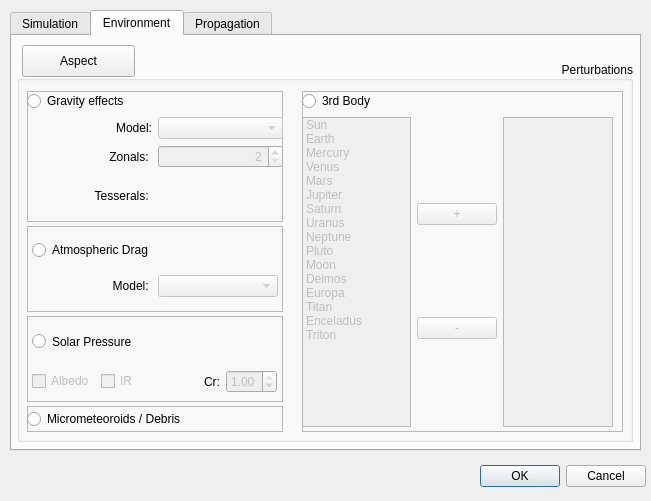
The window that sta-src/Loitering/loitering.ui (Dwarf-Planet-Project/SpaceDesignTool) describes before a commit, drawn with Qt 5.
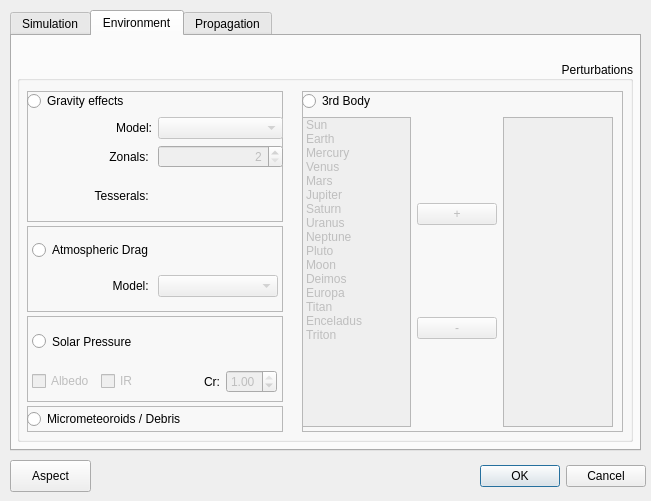
The same window after the commit. The open tabs and pages were chosen to show the change. Icons and pictures are not drawn.

Commit message: Moving the Aspect button of the LOITERING GUI to the border of the canvas from the "environment" tab

```diff
--- a/sta-src/Loitering/loitering.ui
+++ b/sta-src/Loitering/loitering.ui
@@ -2168,19 +2168,6 @@
       </widget>
      </widget>
     </widget>
-    <widget class="QPushButton" name="pushButtonAspect">
-     <property name="geometry">
-      <rect>
-       <x>10</x>
-       <y>9</y>
-       <width>113</width>
-       <height>32</height>
-      </rect>
-     </property>
-     <property name="text">
-      <string>Aspect</string>
-     </property>
-    </widget>
    </widget>
    <widget class="QWidget" name="Propagation">
     <attribute name="title">
@@ -2643,6 +2630,19 @@
     </widget>
    </widget>
   </widget>
+  <widget class="QPushButton" name="pushButtonAspect">
+   <property name="geometry">
+    <rect>
+     <x>10</x>
+     <y>460</y>
+     <width>81</width>
+     <height>32</height>
+    </rect>
+   </property>
+   <property name="text">
+    <string>Aspect</string>
+   </property>
+  </widget>
  </widget>
  <tabstops>
   <tabstop>dateTimeEdit</tabstop>
```
